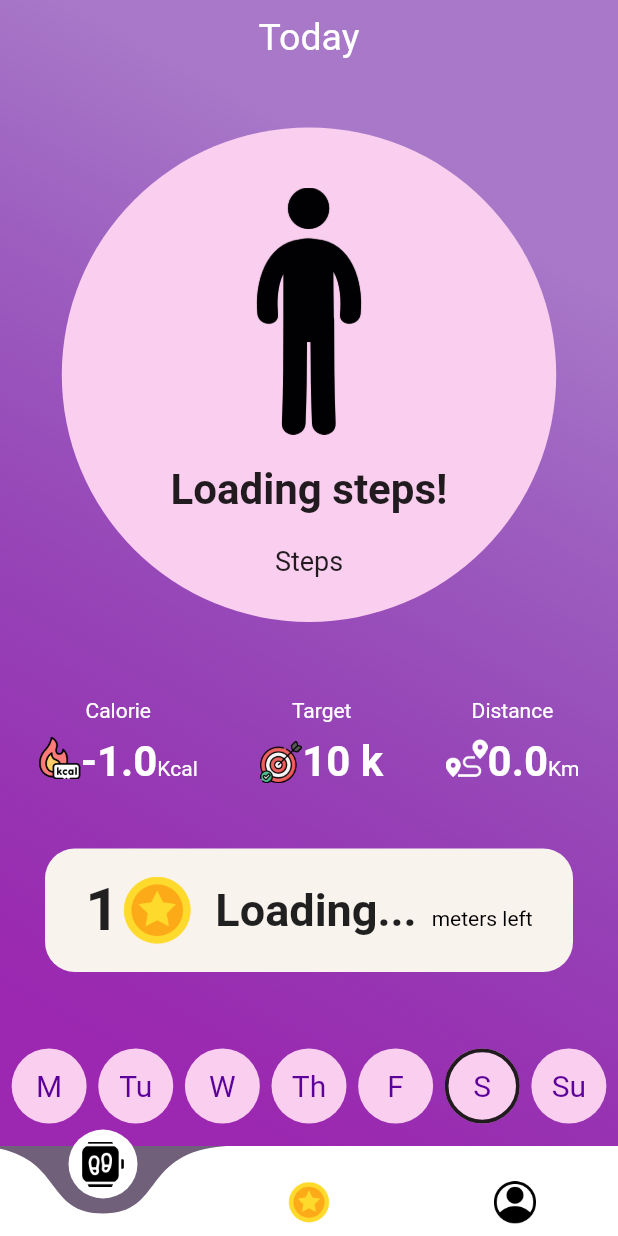
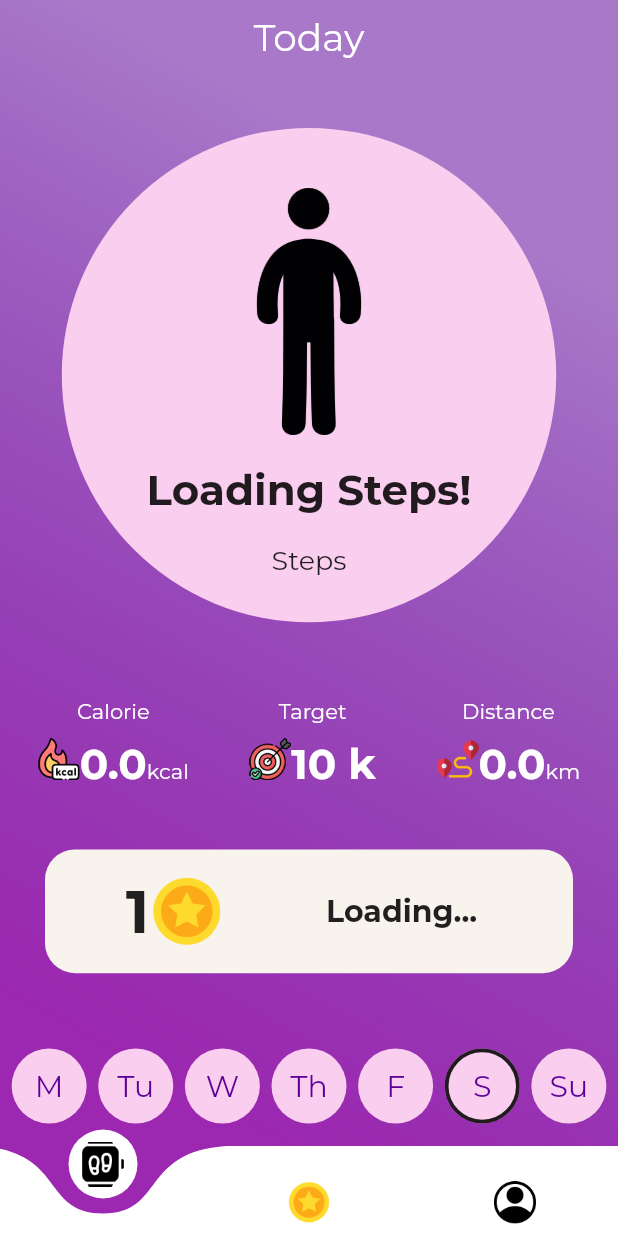
Before and after one commit to airsagnikonair/Titanfit, a Flutter app: the screen it shows after launch, on a phone screen of 412 x 824 dp. Run offline on Flutter 3.47's test engine with Material 2 defaults, Android fonts, the phone set to English and light mode, and no system bars; drawn by our look-alikes of curved_navigation_bar; our stand-ins replace pedometer, shared_preferences.

Commit message:
complete app

```diff
--- a/lib/CalculationLogic/StepCalorieCalculation.dart
+++ b/lib/CalculationLogic/StepCalorieCalculation.dart
@@ -17,12 +17,15 @@ class StepCalorieCalculation extends ChangeNotifier {
   double shortDistanceTarget = -1;
   bool neuCoinFlag = false;
   static int totalCoins = 0;
-
   late int weekDayIndex;
 
-  static bool loadingData = false;
+  static bool loadingData =
+      false; //track the completion of loading the array from permanent memory
 
   static List<PedometerCount> pedoTrackArray = [];
+
+  //static function that fetches the array from permanent memory and
+  //initialises it for use in the app
   static Future<void> initialiseArray() async {
     totalCoins = 0;
     loadingData = true;
@@ -33,6 +36,7 @@ class StepCalorieCalculation extends ChangeNotifier {
       print("retrived total coins");
     }
 
+    //if array is found in permanent memory i.e if the app is already installed
     if (items != null) {
       pedoTrackArray = items.map((ele) {
         print("retrived data");
@@ -59,7 +63,10 @@ class StepCalorieCalculation extends ChangeNotifier {
         print(
             '${pedoTrackArray[i].currSteps}  ${pedoTrackArray[i].totalSteps}');
       }
-    } else {
+    }
+    //if the app is installed for the first time
+    //we initialise the pedoTrackArray
+    else {
       for (int i = 0; i < 8; i++) {
         pedoTrackArray.add(
           PedometerCount(
@@ -76,23 +83,29 @@ class StepCalorieCalculation extends ChangeNotifier {
     loadingData = false;
   }
 
+  //function invoked when steps are taken by the user
   void onStepCount(StepCount event) {
     print(event);
     print(event.timeStamp);
 
     _steps = event.steps.toString();
+
+    //fetching the number of the current day(Monday=1..Sunday=7)
     int weekDayIndex = getCurrentWeekDayIndex();
+    //function that updates the array after each step is taken
     pedoTrackArrayUpdate();
     print(pedoTrackArray[weekDayIndex].neucoin);
     notifyListeners();
   }
 
+  //function updates the status of the user between walking and standing/stopped
   void onPedestrianStatusChanged(PedestrianStatus event) {
     print(event);
     _status = event.status;
     notifyListeners();
   }
 
+  //Error handling function
   void onPedestrianStatusError(error) {
     print('onPedestrianStatusError: $error');
     _status = 'Pedestrian Status not available';
@@ -100,12 +113,14 @@ class StepCalorieCalculation extends ChangeNotifier {
     notifyListeners();
   }
 
+  //Error handling function
   void onStepCountError(error) {
     print('onStepCountError: $error');
     _steps = 'Step Count not available';
     notifyListeners();
   }
 
+  //initialises the sensor for reading data from it continuously
   void initPlatformState() {
     _pedestrianStatusStream = Pedometer.pedestrianStatusStream;
     _pedestrianStatusStream
@@ -118,6 +133,7 @@ class StepCalorieCalculation extends ChangeNotifier {
     }
   }
 
+  //return the data for the NeuCoinSummaryPage(History section)
   PedometerCount getWeekDayDetails(int weekDay) {
     if (loadingData == true) {
       return PedometerCount(
@@ -132,6 +148,7 @@ class StepCalorieCalculation extends ChangeNotifier {
     return pedoTrackArray[weekDay];
   }
 
+  //returns steps for showing the streak in the rounded widgets
   int getStepsForRoundedBox(int i) {
     if (loadingData == true) {
       return 0;
@@ -139,6 +156,7 @@ class StepCalorieCalculation extends ChangeNotifier {
     return pedoTrackArray[i].currSteps.round();
   }
 
+  //returns the current steps from the pedoTrackArray
   String getSteps() {
     int weekDayIndex = getCurrentWeekDayIndex();
     if (loadingData == true) {
@@ -147,14 +165,17 @@ class StepCalorieCalculation extends ChangeNotifier {
     return pedoTrackArray[weekDayIndex].currSteps.round().toString();
   }
 
+  //returns the user status
   String getStatus() {
     return _status;
   }
 
+  //returns the total coins earned by user
   int getTotalCoins() {
     return totalCoins;
   }
 
+  //returns the distance walked from the pedoTrackArray
   double getDistanceForCurrrntDay() {
     int weekDayIndex = getCurrentWeekDayIndex();
     if (loadingData == true) {
@@ -163,6 +184,7 @@ class StepCalorieCalculation extends ChangeNotifier {
     return pedoTrackArray[weekDayIndex].distance;
   }
 
+  //returns the calorie count from the pedoTrackArray
   double getCalorie() {
     int weekDayIndex = getCurrentWeekDayIndex();
     if (loadingData == true) {
@@ -171,6 +193,7 @@ class StepCalorieCalculation extends ChangeNotifier {
     return pedoTrackArray[weekDayIndex].calorie;
   }
 
+  //returns the distance walked by the user on a specific day
   double getDistance(int i) {
     if (loadingData == true) {
       return 0.0;
@@ -178,6 +201,7 @@ class StepCalorieCalculation extends ChangeNotifier {
     return pedoTrackArray[i].distance;
   }
 
+  //returns distance left to cover target distance to get 1 NeuCoin
   double getDistanceForNeuCoin() {
     if (loadingData == true) {
       return -1.0;
@@ -185,16 +209,10 @@ class StepCalorieCalculation extends ChangeNotifier {
     return double.parse(distanceLeft.toStringAsFixed(3));
   }
 
-  double getNeuCoin() {
-    int weekDayIndex = getCurrentWeekDayIndex();
-    if (loadingData == true) {
-      return 0.0;
-    }
-    return pedoTrackArray[weekDayIndex].neucoin;
-  }
-
+  //logic for calculation of distance left to earn 1 neu coin
   void updateDistanceLeftForNeuCoin(double distance) {
     print("Update neucoin function");
+
     int weekDayIndex = getCurrentWeekDayIndex();
     distanceCovered = (distance) / 1000;
     if (distanceCovered >= shortDistanceTarget && shortDistanceTarget != -1) {
@@ -207,12 +225,14 @@ class StepCalorieCalculation extends ChangeNotifier {
     distanceLeft = temp - distanceCovered;
   }
 
+  //returns the day of the week in number(Monday=1..Sunday=7)
   int getCurrentWeekDayIndex() {
     DateTime now = DateTime.now();
     DateTime date = DateTime(now.year, now.month, now.day);
     return date.weekday;
   }
 
+  //adds up the total neu coins earned in the last 7 days
   int getNeuCoinsEarnedInAWeek() {
     int sum = 0, i;
     if (loadingData == false) {
@@ -223,6 +243,8 @@ class StepCalorieCalculation extends ChangeNotifier {
     return sum;
   }
 
+  //checks where the last update of the array is present
+  //accordingly the steps and other parameters are calculated
   bool checkDataAtIndex(int weekDayIndex) {
     if (pedoTrackArray[weekDayIndex].totalSteps == -1) {
       return false;
@@ -231,6 +253,7 @@ class StepCalorieCalculation extends ChangeNotifier {
     }
   }
 
+  //logic for updating the array and tracking the steps, calorie, distance, coins
   void pedoTrackArrayUpdate() {
     //getting week day index
     int weekDayIndex = getCurrentWeekDayIndex();
@@ -397,6 +420,7 @@ class StepCalorieCalculation extends ChangeNotifier {
     }
   }
 
+  //saves the pedoTrackArray and totalCoins in permanent memory
   static Future<void> save() async {
     var encodedArray = pedoTrackArray
         .map(
--- a/lib/DataStorage/PedometerCount.dart
+++ b/lib/DataStorage/PedometerCount.dart
@@ -1,3 +1,6 @@
+//class used to store the data for the history section
+//in NeuCoinSummaryScreen
+
 class PedometerCount {
   double currSteps, totalSteps;
   DateTime date;
--- a/lib/main.dart
+++ b/lib/main.dart
@@ -3,6 +3,7 @@
 import 'dart:ui';
 
 import 'package:flutter/material.dart';
+import 'package:titanfit/screens/SplashScreen.dart';
 import './CalculationLogic/StepCalorieCalculation.dart';
 import 'package:titanfit/screens/StepCountPage.dart';
 import 'package:titanfit/screens/NeuCoinsSummaryScreen.dart';
@@ -22,24 +23,25 @@ class MyApp extends StatefulWidget {
 class _MyAppState extends State<MyApp> with WidgetsBindingObserver {
   @override
   void initState() {
-    // TODO: implement initState
     super.initState();
+    //initialise the function for tracking app life cycle
     WidgetsBinding.instance?.addObserver(this);
+
+    //initialises the array that stores the pedometer sensor data
     StepCalorieCalculation.initialiseArray();
   }
 
   @override
   void dispose() {
-    // TODO: implement dispose
     WidgetsBinding.instance?.removeObserver(this);
     super.dispose();
   }
 
   @override
   void didChangeAppLifecycleState(AppLifecycleState state) async {
-    // TODO: implement didChangeAppLifecycleState
     super.didChangeAppLifecycleState(state);
     if (state == AppLifecycleState.paused) {
+      //saves the state of the array in permanent memory
       await StepCalorieCalculation.save();
     }
   }
@@ -58,23 +60,15 @@ class _MyAppState extends State<MyApp> with WidgetsBindingObserver {
           primarySwatch: Colors.blue,
           scaffoldBackgroundColor: Color(0x505b0098),
           textTheme: TextTheme(
-            bodyText2: TextStyle(color: Colors.white),
+            bodyText2: TextStyle(color: Colors.white, fontFamily: "Montserrat"),
           ),
         ),
-        home: StepCountPage(),
+        home: SplashScreen(),
         routes: {
           '/coinSummary': (context) => NeuCoinsSummaryScreen(),
+          '/stepCount': (context) => StepCountPage(),
         },
       ),
     );
   }
 }
-
-// MultiProvider(
-// providers: [
-// ListenableProvider(
-// create: (ctx) => StepCalorieCalculation(),
-// ),
-// ],
-// child: StepCountPage(),
-// ),
--- a/lib/screens/NeuCoinsSummaryScreen.dart
+++ b/lib/screens/NeuCoinsSummaryScreen.dart
@@ -2,7 +2,6 @@
 
 import 'package:flutter/cupertino.dart';
 import 'package:flutter/material.dart';
-import 'package:titanfit/widgets/NueCoinTotalTodayCount.dart';
 import 'package:provider/provider.dart';
 import '../CalculationLogic/StepCalorieCalculation.dart';
 import '../widgets/BottomNavigation.dart';
@@ -13,6 +12,7 @@ class NeuCoinsSummaryScreen extends StatelessWidget {
 
   @override
   Widget build(BuildContext context) {
+    //getting the current weekday value (monday=1...sunday=7)
     DateTime now = DateTime.now();
     DateTime date = DateTime(now.year, now.month, now.day);
     int weekDay = date.weekday;
@@ -46,9 +46,6 @@ class NeuCoinsSummaryScreen extends StatelessWidget {
                   'images/coinstar.png',
                   height: 20,
                   width: 20,
-                ),
-                SizedBox(
-                  width: 5,
                 ),
                 SizedBox(
                   width: 5,
@@ -89,6 +86,7 @@ class NeuCoinsSummaryScreen extends StatelessWidget {
                     child: Column(
                       mainAxisAlignment: MainAxisAlignment.center,
                       children: [
+                        //logic for rotating the index of pedoTrackArray
                         WeeklyEarnedCoins(weekDay: weekDay),
                         WeeklyEarnedCoins(
                             weekDay: weekDay - 1 <= 0
--- a/lib/screens/StepCountPage.dart
+++ b/lib/screens/StepCountPage.dart
@@ -20,17 +20,11 @@ class StepCountPage extends StatefulWidget {
 }
 
 class _StepCountPageState extends State<StepCountPage> {
-  bool isLoading = false;
-
-  @override
-  void initState() {
-    // TODO: implement initState
-    super.initState();
-  }
-
   @override
   didChangeDependencies() {
     super.didChangeDependencies();
+
+    //initialises the phone pedometer sensor for receiving data from it
     Provider.of<StepCalorieCalculation>(context, listen: false)
         .initPlatformState();
   }
@@ -38,7 +32,6 @@ class _StepCountPageState extends State<StepCountPage> {
   @override
   Widget build(BuildContext context) {
     double dynamicHeight = MediaQuery.of(context).size.height;
-    double dynamicWidth = MediaQuery.of(context).size.width;
 
     return SafeArea(
       child: Scaffold(
@@ -125,24 +118,15 @@ class _StepCountPageState extends State<StepCountPage> {
                 child: Row(
                   mainAxisAlignment: MainAxisAlignment.spaceAround,
                   children: [
-                    Column(
-                      children: [
-                        Text("Calorie"),
-                        SizedBox(
-                          height: 10,
-                        ),
-                        Row(
-                          crossAxisAlignment: CrossAxisAlignment.baseline,
-                          textBaseline: TextBaseline.alphabetic,
-                          children: [
-                            Image.asset(
-                              'images/calories.png',
-                              height: 28,
-                              width: 28,
-                            ),
-                            Consumer<StepCalorieCalculation>(
+                    WalkParameter(
+                        parameterText: "Calorie",
+                        imagePath: 'images/calories.png',
+                        displayUnit: Consumer<StepCalorieCalculation>(
                           builder: (ctx, snapshot, child) {
                             double calorie = snapshot.getCalorie();
+                            if (calorie < 0) {
+                              calorie = 0;
+                            }
                             return Text(calorie.toStringAsFixed(1),
                                 style: TextStyle(
                                     textBaseline: TextBaseline.alphabetic,
@@ -150,57 +134,22 @@ class _StepCountPageState extends State<StepCountPage> {
                                     fontWeight: FontWeight.bold));
                           },
                         ),
-                            Text(
-                              "Kcal",
-                              style: TextStyle(
-                                  textBaseline: TextBaseline.alphabetic),
-                            )
-                          ],
-                        ),
-                      ],
-                    ),
-                    Column(
-                      children: [
-                        Text("Target"),
-                        SizedBox(
-                          height: 10,
-                        ),
-                        Row(
-                          children: [
-                            Image.asset(
-                              'images/goal.png',
-                              height: 28,
-                              width: 28,
-                            ),
-                            Text(
+                        unit: 'kcal'),
+                    WalkParameter(
+                        parameterText: "Target",
+                        imagePath: 'images/goal.png',
+                        displayUnit: Text(
                           "10 k",
                           style: TextStyle(
                               fontSize: 28, fontWeight: FontWeight.bold),
-                            )
-                          ],
                         ),
-                      ],
-                    ),
-                    Column(
-                      children: [
-                        Text("Distance"),
-                        SizedBox(
-                          height: 10,
-                        ),
-                        Row(
-                          crossAxisAlignment: CrossAxisAlignment.baseline,
-                          textBaseline: TextBaseline.alphabetic,
-                          children: [
-                            Image.asset(
-                              'images/distance.png',
-                              height: 28,
-                              width: 28,
-                              color: Colors.white,
-                            ),
-                            Consumer<StepCalorieCalculation>(
+                        unit: ''),
+                    WalkParameter(
+                        parameterText: 'Distance',
+                        imagePath: 'images/distance.png',
+                        displayUnit: Consumer<StepCalorieCalculation>(
                           builder: (ctx, snapshot, child) {
-                                double dis =
-                                    snapshot.getDistanceForCurrrntDay();
+                            double dis = snapshot.getDistanceForCurrrntDay();
                             return Text(
                               (dis / 1000.0).toStringAsFixed(1),
                               style: TextStyle(
@@ -210,13 +159,7 @@ class _StepCountPageState extends State<StepCountPage> {
                             );
                           },
                         ),
-                            Text(
-                              "Km",
-                            )
-                          ],
-                        ),
-                      ],
-                    ),
+                        unit: 'km'),
                   ],
                 ),
               ),
@@ -237,24 +180,3 @@ class _StepCountPageState extends State<StepCountPage> {
     );
   }
 }
-
-// Expanded(
-// flex: 1,
-// child: Row(
-// mainAxisAlignment: MainAxisAlignment.center,
-// children: [
-// Consumer<StepCalorieCalculation>(
-// builder: (ctx, snapshot, child) {
-// double calorie = snapshot.getCalorie();
-// return WalkParameter(
-// parameterText: "Calories", parameterValue: calorie);
-// },
-// ),
-// SizedBox(
-// width: 10,
-// ),
-// WalkParameter(
-// parameterText: "Target", parameterValue: 10000)
-// ],
-// ),
-// ),
--- a/lib/widgets/BottomNavigation.dart
+++ b/lib/widgets/BottomNavigation.dart
@@ -10,7 +10,7 @@ class BottomNavigation extends StatelessWidget {
   void changePage(int i, BuildContext ctx) {
     if (i == 0) {
       currIndex = i;
-      Navigator.of(ctx).pushReplacementNamed('/');
+      Navigator.of(ctx).pushReplacementNamed('/stepCount');
     }
     if (i == 1) {
       currIndex = i;
@@ -42,7 +42,7 @@ class BottomNavigation extends StatelessWidget {
         ],
         color: Colors.white,
         buttonBackgroundColor: Colors.white,
-        backgroundColor: Colors.black45,
+        backgroundColor: currIndex == 0 ? Colors.purple : Colors.transparent,
         onTap: (index) {
           changePage(index, context);
         },
--- a/lib/widgets/NeuCoinCounter.dart
+++ b/lib/widgets/NeuCoinCounter.dart
@@ -50,19 +50,21 @@ class NewCoinCounter extends StatelessWidget {
                       : "${(distanceLeft * 1000).round()}",
                   style: TextStyle(
                       textBaseline: TextBaseline.alphabetic,
-                      fontSize: 30,
+                      fontSize: distanceLeft < 0 ? 20 : 30,
                       color: Colors.black87,
                       fontWeight: FontWeight.bold),
                 ),
                 SizedBox(
                   width: 10,
                 ),
-                Text(
-                  "meters left",
-                  style: TextStyle(
-                      color: Colors.black,
-                      textBaseline: TextBaseline.alphabetic),
-                )
+                distanceLeft >= 0
+                    ? Text(
+                        "meters left",
+                        style: TextStyle(
+                            color: Colors.black,
+                            textBaseline: TextBaseline.alphabetic),
+                      )
+                    : Text(""),
               ],
             )
           ],
--- a/lib/widgets/WalkParameter.dart
+++ b/lib/widgets/WalkParameter.dart
@@ -1,37 +1,47 @@
 // ignore_for_file: prefer_const_constructors, prefer_const_literals_to_create_immutables
 
 import 'package:flutter/material.dart';
+import 'package:provider/provider.dart';
+import '../CalculationLogic/StepCalorieCalculation.dart';
 
 class WalkParameter extends StatelessWidget {
   String parameterText = "";
-  double parameterValue = 0;
 
-  WalkParameter({required this.parameterText, required this.parameterValue});
+  Widget displayUnit;
+  String unit;
+  String imagePath;
+
+  WalkParameter(
+      {required this.parameterText,
+      required this.imagePath,
+      required this.displayUnit,
+      required this.unit});
 
   @override
   Widget build(BuildContext context) {
-    return Container(
-      alignment: Alignment.topCenter,
-      padding: EdgeInsets.symmetric(horizontal: 20, vertical: 10),
-      decoration: BoxDecoration(
-        borderRadius: BorderRadius.circular(20),
-        color: Color(0xFFF9F3EE),
-      ),
-      child: Column(
-        mainAxisAlignment: MainAxisAlignment.spaceEvenly,
-        children: [
-          Text(
-            parameterText,
-            style: TextStyle(fontSize: 25, color: Colors.black87),
-          ),
-          Text(
-            parameterValue == -1.0
-                ? "Loading..."
-                : parameterValue.round().toString(),
-            style: TextStyle(fontSize: 22, color: Colors.redAccent),
-          ),
-        ],
-      ),
+    return Column(
+      children: [
+        Text(parameterText),
+        SizedBox(
+          height: 10,
+        ),
+        Row(
+          crossAxisAlignment: CrossAxisAlignment.baseline,
+          textBaseline: TextBaseline.alphabetic,
+          children: [
+            Image.asset(
+              imagePath,
+              height: 28,
+              width: 28,
+            ),
+            displayUnit,
+            Text(
+              unit,
+              style: TextStyle(textBaseline: TextBaseline.alphabetic),
+            )
+          ],
+        ),
+      ],
     );
   }
 }
```
Also changed, not shown: lib/DataStorage/StepCalorieCount.dart (deleted, +0 -15 lines), lib/screens/SplashScreen.dart (added, +58 -0 lines), lib/widgets/WeeklyEarnedCoins.dart (+9 -0 lines), pubspec.yaml (+15 -6 lines), fonts/Montserrat-Bold.ttf (added), fonts/Montserrat-Regular.ttf (added), images/appicon.png (added), images/appicon1.png (added), images/appicon2.png (added), images/distance.png, images/splashscreenimage.jpg (added), pubspec.lock, 28 other files. Lines whose indentation alone changed are shown as unchanged.
